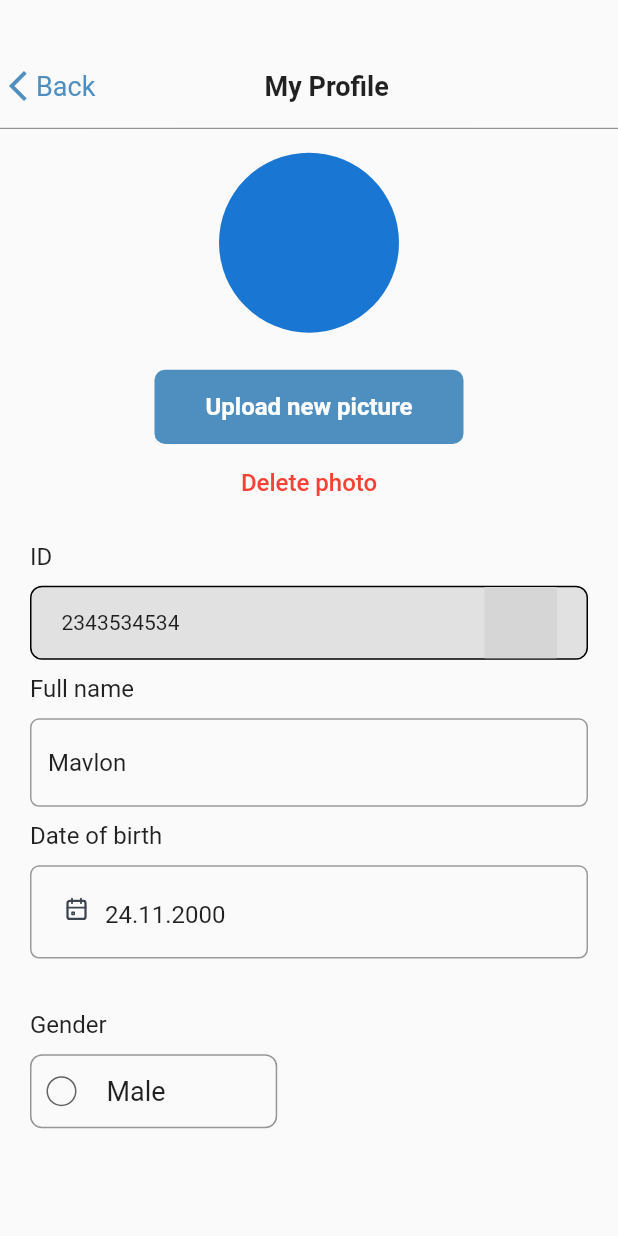
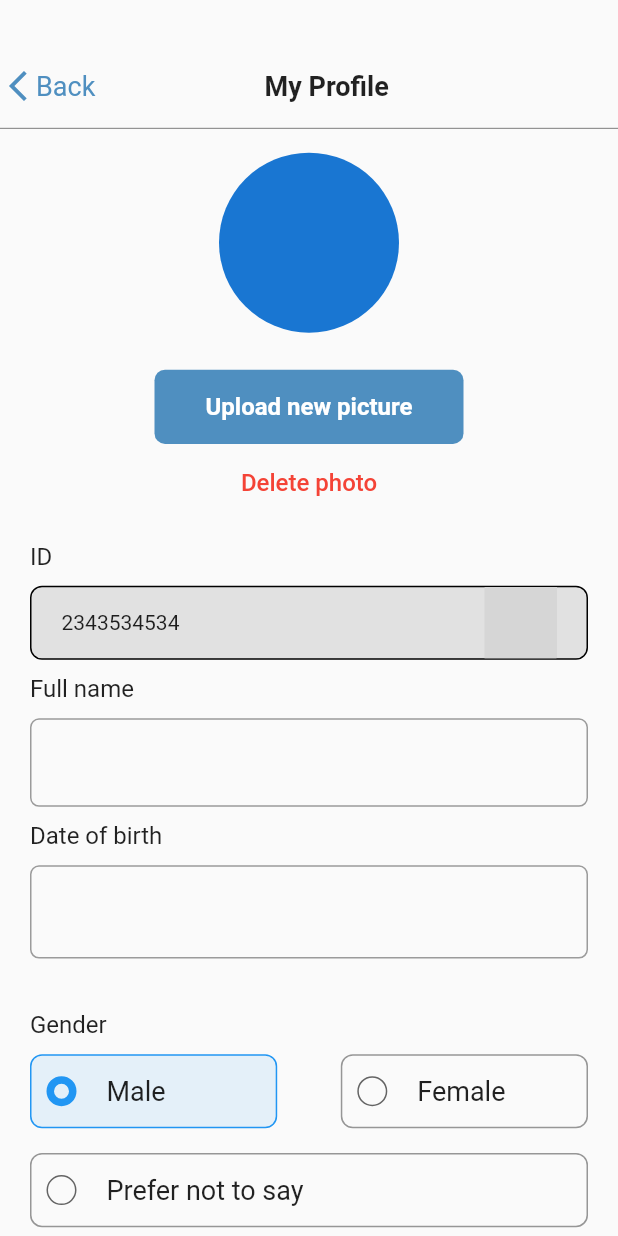
Before and after one commit to AbduraxmonAbdugafurovv/med_app, a Flutter app: the ProfilePage screen opened by its route, on a phone screen of 412 x 824 dp. Run offline on Flutter 3.47's test engine with Material 2 defaults, Android fonts, the light colour scheme and no system bars; our stand-ins replace bloc, flutter_bloc, flutter_svg, syncfusion_flutter_calendar; grey boxes are pictures that could not be loaded.

Commit message:
finish profile page

```diff
--- a/lib/screens/home/bloc/cubit/home_cubit.dart
+++ b/lib/screens/home/bloc/cubit/home_cubit.dart
@@ -1,4 +1,5 @@
 import 'package:bloc/bloc.dart';
+import 'package:flutter/material.dart';
 import 'package:medapp/screens/home/bloc/state/home_state.dart';
 
 class HomeCubit extends Cubit<HomeState> {
@@ -7,7 +8,17 @@ class HomeCubit extends Cubit<HomeState> {
   int selected = 0;
   bool checkTable = false;
   int gender = 0;
+  bool profileVisibility = false;
+  TextEditingController nameController = TextEditingController();
+  TextEditingController dataBirhtController = TextEditingController();
+  TextEditingController addressController = TextEditingController();
+  TextEditingController phonenumberController = TextEditingController();
+  TextEditingController emailController = TextEditingController();
 
+  changeProfileVis(){
+    profileVisibility=!profileVisibility;
+    emit(InitialHome());
+  }
   selectGender(index) {
     gender = index;
     emit(InitialHome());
--- a/lib/screens/profile/profile.dart
+++ b/lib/screens/profile/profile.dart
@@ -16,8 +16,16 @@ class ProfilePage extends StatefulWidget {
 }
 
 class _ProfilePageState extends State<ProfilePage> {
+
   @override
   Widget build(BuildContext context) {
+    int gender = context.watch<HomeCubit>().gender;
+    final nameConroller = context.watch<HomeCubit>().nameController;
+    final addressConroller = context.watch<HomeCubit>().addressController;
+    final addressController = context.watch<HomeCubit>().dataBirhtController;
+    final emailController = context.watch<HomeCubit>().emailController;
+    final phoneNumberController = context.watch<HomeCubit>().phonenumberController;
+    bool profileVisibl = context.watch<HomeCubit>().profileVisibility;
     return Scaffold(
       body: BlocBuilder<HomeCubit, HomeState>(
         builder: (context, state) {
@@ -25,7 +33,8 @@ class _ProfilePageState extends State<ProfilePage> {
             return Column(
               children: [
                 signAppBar(context, "My Profile"),
-                SingleChildScrollView(
+                Expanded(
+                  child: SingleChildScrollView(
                     child: Column(
                       children: [
                         SizedBox(
@@ -98,15 +107,11 @@ class _ProfilePageState extends State<ProfilePage> {
                                 ),
                               ),
                               textBeforeInput("Full name"),
-                            TextFormField(
-                              initialValue: "Mavlon",
-                              decoration: InputDecoration(
-                                border: inputBorder(),
-                              ),
-                            ),
+                              profileInput(nameConroller),
                               textBeforeInput("Date of birth"),
                               TextFormField(
-                              initialValue: "24.11.2000",
+                                // initialValue: "24.11.2000",
+                                // controller: cont,
                                 decoration: InputDecoration(
                                   prefix: Padding(
                                     padding: const EdgeInsets.symmetric(
@@ -116,59 +121,61 @@ class _ProfilePageState extends State<ProfilePage> {
                                   ),
                                   border: inputBorder(),
                                 ),
+                                validator: (value) {
+                                  if (value!.length < 4) {
+                                    return "4 tadan kam bo'lmasligi lozim";
+                                  }
+                                },
                               ),
                               SizedBox(
                                 height: context.height * 0.03,
                               ),
                               textBeforeInput("Gender"),
-                            InkWell(
-                              child: Container(
-                                height: context.height * 0.06,
-                                width: context.width * 0.4,
-                                decoration: BoxDecoration(
-                                  border: Border.all(
-                                      color: ColorConst.black.withOpacity(0.4)),
-                                  borderRadius: BorderRadius.circular(8),
-                                ),
-                                child: Row(
+                              Row(
+                                mainAxisAlignment: MainAxisAlignment.spaceBetween,
                                 children: [
-                                    Container(
-                                      margin: const EdgeInsets.symmetric(
-                                          horizontal: 10),
-                                      height: 20,
-                                      width: 20,
-                                      decoration: BoxDecoration(
-                                          border: Border.all(
-                                              color: ColorConst.black
-                                                  .withOpacity(0.6)),
-                                          borderRadius:
-                                              BorderRadius.circular(10)),
-                                    ),
-                                    Padding(
-                                      padding: const EdgeInsets.symmetric(
-                                          horizontal: 10),
-                                      child: Text(
-                                        "Male",
-                                        style: TextStyle(
-                                            fontSize: FontConst.mediumFont + 2),
-                                      ),
-                                    )
+                                  genderMethods(context, gender, 0, "Male"),
+                                  genderMethods(context, gender, 1, "Female"),
                                 ],
                               ),
+                              SizedBox(
+                                height: context.height * 0.02,
                               ),
-                              onTap: () {
-                                context.watch<HomeCubit>().selectGender(0);
-                              },
+                              oneGender(context, gender),
+                              SizedBox(
+                                height: context.height*0.03
                               ),
+                              textBeforeInput("Address"),
+                              profileInput(addressController),
+                              SizedBox(
+                                height: context.height*0.03
+                              ),
+                              textBeforeInput("Phone number"),
+                              profileInput(phoneNumberController),
+                              SizedBox(
+                                height: context.height*0.03
+                              ),
+                              textBeforeInput("Email"),
+                              profileInput(emailController),
+                              SwitchListTile.adaptive(
+                                title: Text("Profile visibilty"),
+                                value: profileVisibl, onChanged:(v){
+                                  context.read<HomeCubit>().changeProfileVis();
+                                } )
                             ],
                           ),
                         ),
                       ],
                     ),
+                  ),
                 )
               ],
             );
           } else if (state is LoadingHome) {
+            return const Center(
+              child: CircularProgressIndicator.adaptive(),
+            );
+          } else if (state is ErrorHome) {
             return const Center(
               child: CircularProgressIndicator.adaptive(),
             );
@@ -180,6 +187,93 @@ class _ProfilePageState extends State<ProfilePage> {
     );
   }
 
+  TextFormField profileInput(controller) {
+    return TextFormField(
+      controller: controller,
+      decoration: InputDecoration(
+        border: inputBorder(),
+      ),
+      validator: (value) {
+        if (value!.length < 4) {
+          return "4 tadan kam bo'lmasligi lozim";
+        }
+      },
+    );
+  }
+
+  InkWell oneGender(BuildContext context, int gender) {
+    return InkWell(
+      child: Container(
+        width: context.width,
+        height: context.height * 0.06,
+        decoration: BoxDecoration(
+          color: gender == 2
+              ? ColorConst.blue.withOpacity(0.2)
+              : Colors.transparent,
+          border: Border.all(
+            color: gender == 2
+                ? ColorConst.blue
+                : ColorConst.black.withOpacity(0.4),
+          ),
+          borderRadius: BorderRadius.circular(8),
+        ),
+        child: genderType(gender, 2, "Prefer not to say "),
+      ),
+      onTap: () {
+        context.read<HomeCubit>().selectGender(2);
+      },
+    );
+  }
+
+  InkWell genderMethods(BuildContext context, int gender, int index, text) {
+    return InkWell(
+      child: Container(
+        height: context.height * 0.06,
+        width: context.width * 0.4,
+        decoration: BoxDecoration(
+          color: gender == index
+              ? ColorConst.blue.withOpacity(0.1)
+              : Colors.transparent,
+          border: Border.all(
+              color: gender == index
+                  ? ColorConst.blue
+                  : ColorConst.black.withOpacity(0.4)),
+          borderRadius: BorderRadius.circular(8),
+        ),
+        child: genderType(gender, index, text),
+      ),
+      onTap: () {
+        context.read<HomeCubit>().selectGender(index);
+      },
+    );
+  }
+
+  Row genderType(int gender, int index, text) {
+    return Row(
+      children: [
+        Container(
+          margin: const EdgeInsets.symmetric(horizontal: 10),
+          height: 20,
+          width: 20,
+          decoration: BoxDecoration(
+              border: Border.all(
+                  width: gender == index ? 5 : 1,
+                  color: gender == index
+                      ? ColorConst.blue
+                      : ColorConst.black.withOpacity(0.6)),
+              borderRadius: BorderRadius.circular(10)),
+        ),
+        Padding(
+          padding: const EdgeInsets.symmetric(horizontal: 10),
+          child: Text(
+            text,
+            style: TextStyle(fontSize: FontConst.mediumFont + 2),
+          ),
+        )
+      ],
+    );
+  }
+
   OutlineInputBorder inputBorder() {
     return OutlineInputBorder(
       borderRadius: BorderRadius.circular(6),
```
Lines whose indentation alone changed are shown as unchanged.
